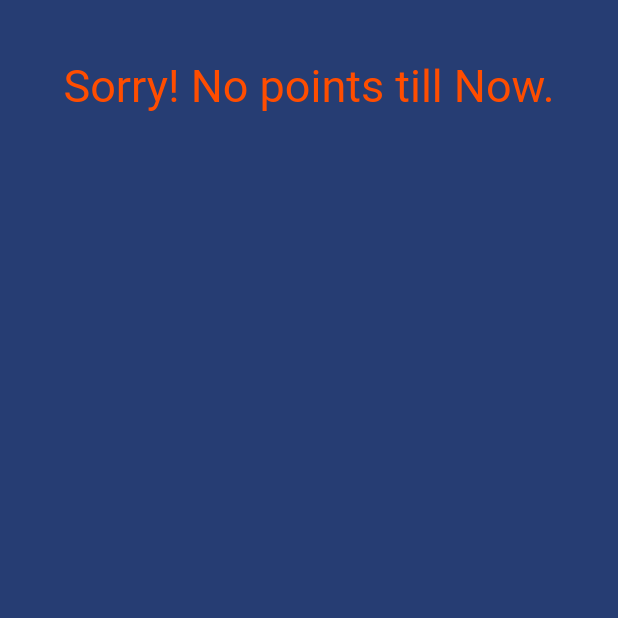
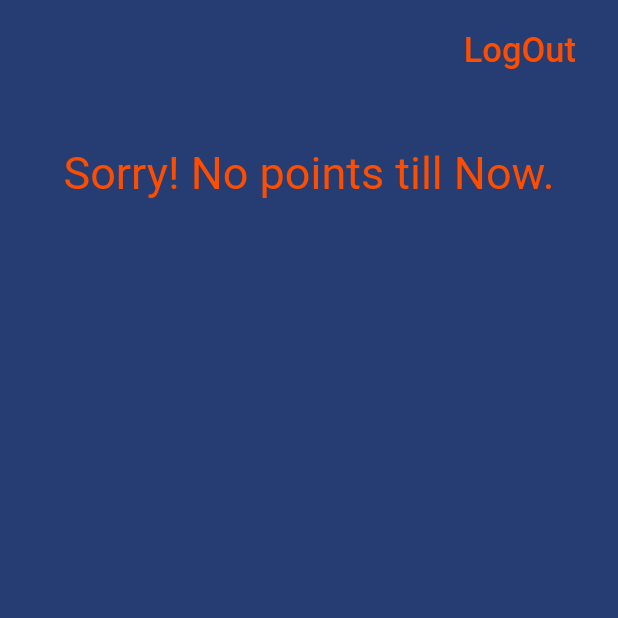
Before and after one commit to JK432/ewaste, a Flutter app: the UserPointScreen screen opened directly, on a phone screen of 412 x 824 dp, the top half of it. Run offline on Flutter 3.47's test engine with Material 2 defaults, Android fonts, the phone set to English and light mode, and no system bars; our stand-ins replace cloud_firestore, easy_sidemenu, file_picker, firebase_auth, firebase_core, firebase_storage and 1 more; missing offline and left inert: dart:html; accounts and stored records are empty.

Commit message:
logoutbtn

```diff
--- a/lib/Screen/user_pointScreen.dart
+++ b/lib/Screen/user_pointScreen.dart
@@ -5,6 +5,7 @@ import 'package:google_fonts/google_fonts.dart';
 
 import '../Function/color.dart';
 import '../Function/crud.dart';
+import '../Widget/Buttons.dart';
 import '../Widget/user_cmpny_points_card.dart';
 class UserPointScreen extends StatefulWidget {
   const UserPointScreen({Key? key}) : super(key: key);
@@ -19,7 +20,17 @@ class _UserPointScreenState extends State<UserPointScreen> {
     return Scaffold(
       backgroundColor: Palette.bgd,
       body: SingleChildScrollView(
-        child:   Container(
+        child:   Column(
+          mainAxisAlignment: MainAxisAlignment.start,
+          crossAxisAlignment: CrossAxisAlignment.start,
+          children: [
+            SizedBox(height: 10,),
+            Row(
+              children: [Expanded(child: Container()),ButtonText(onTap: (){
+                Authentication().signOut(context);
+              },text: "LogOut",),SizedBox(width: 20,)],
+            ),
+            Container(
               width: MediaQuery.of(context).size.width,
               child: StreamBuilder<List<Cmpnyid>>(
                 stream: readcompanypointsforUser(),
@@ -63,6 +74,8 @@ class _UserPointScreenState extends State<UserPointScreen> {
                 },
               ),
             ),
+          ],
+        ),
       ),
     );
   }
```
Also changed, not shown: firebase.json (added), 4 other files. Lines whose indentation alone changed are shown as unchanged.
